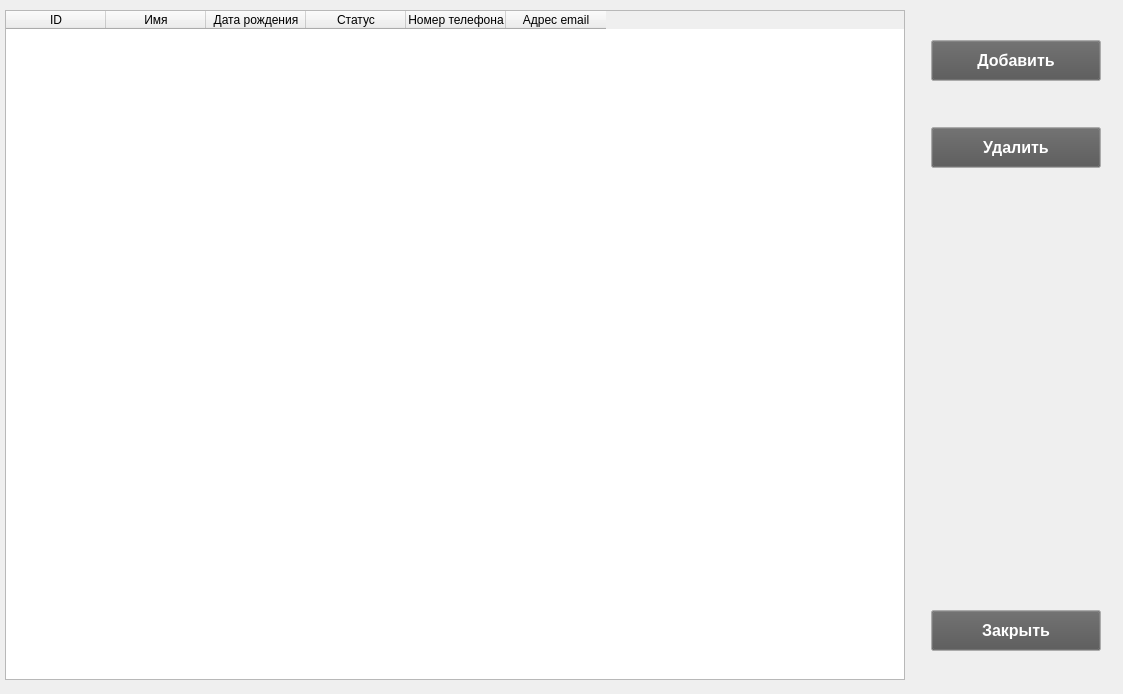
Qt form usertablewidget.ui (RocketBunny727/CarSharring) before a commit.
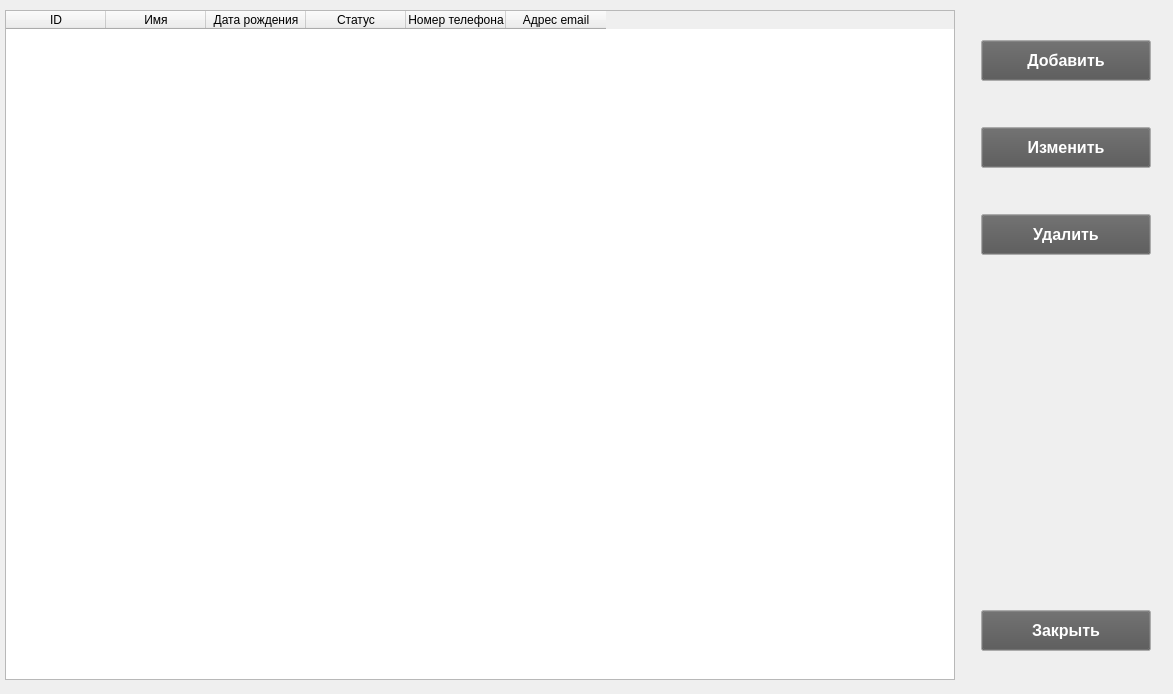
The same form after that commit.

Diff of the .ui file:
```diff
--- a/usertablewidget.ui
+++ b/usertablewidget.ui
@@ -6,7 +6,7 @@
    <rect>
     <x>0</x>
     <y>0</y>
-    <width>1123</width>
+    <width>1173</width>
     <height>694</height>
    </rect>
   </property>
@@ -18,7 +18,7 @@
     <rect>
      <x>0</x>
      <y>0</y>
-     <width>1122</width>
+     <width>1172</width>
      <height>691</height>
     </rect>
    </property>
@@ -33,7 +33,7 @@
       </property>
       <property name="minimumSize">
        <size>
-        <width>900</width>
+        <width>950</width>
         <height>17</height>
        </size>
       </property>
@@ -277,6 +277,126 @@
         </property>
        </spacer>
       </item>
+      <item>
+       <widget class="QPushButton" name="editButton">
+        <property name="sizePolicy">
+         <sizepolicy hsizetype="Fixed" vsizetype="Fixed">
+          <horstretch>0</horstretch>
+          <verstretch>0</verstretch>
+         </sizepolicy>
+        </property>
+        <property name="minimumSize">
+         <size>
+          <width>170</width>
+          <height>41</height>
+         </size>
+        </property>
+        <property name="maximumSize">
+         <size>
+          <width>150</width>
+          <height>16777215</height>
+         </size>
+        </property>
+        <property name="palette">
+         <palette>
+          <active>
+           <colorrole role="WindowText">
+            <brush brushstyle="SolidPattern">
+             <color alpha="255">
+              <red>255</red>
+              <green>255</green>
+              <blue>255</blue>
+             </color>
+            </brush>
+           </colorrole>
+           <colorrole role="Button">
+            <brush brushstyle="SolidPattern">
+             <color alpha="255">
+              <red>84</red>
+              <green>84</green>
+              <blue>84</blue>
+             </color>
+            </brush>
+           </colorrole>
+           <colorrole role="ButtonText">
+            <brush brushstyle="SolidPattern">
+             <color alpha="255">
+              <red>255</red>
+              <green>255</green>
+              <blue>255</blue>
+             </color>
+            </brush>
+           </colorrole>
+          </active>
+          <inactive>
+           <colorrole role="WindowText">
+            <brush brushstyle="SolidPattern">
+             <color alpha="255">
+              <red>255</red>
+              <green>255</green>
+              <blue>255</blue>
+             </color>
+            </brush>
+           </colorrole>
+           <colorrole role="Button">
+            <brush brushstyle="SolidPattern">
+             <color alpha="255">
+              <red>84</red>
+              <green>84</green>
+              <blue>84</blue>
+             </color>
+            </brush>
+           </colorrole>
+           <colorrole role="ButtonText">
+            <brush brushstyle="SolidPattern">
+             <color alpha="255">
+              <red>255</red>
+              <green>255</green>
+              <blue>255</blue>
+             </color>
+            </brush>
+           </colorrole>
+          </inactive>
+          <disabled>
+           <colorrole role="Button">
+            <brush brushstyle="SolidPattern">
+             <color alpha="255">
+              <red>84</red>
+              <green>84</green>
+              <blue>84</blue>
+             </color>
+            </brush>
+           </colorrole>
+          </disabled>
+         </palette>
+        </property>
+        <property name="font">
+         <font>
+          <pointsize>12</pointsize>
+          <bold>true</bold>
+         </font>
+        </property>
+        <property name="text">
+         <string>Изменить</string>
+        </property>
+       </widget>
+      </item>
+      <item>
+       <spacer name="verticalSpacer_5">
+        <property name="orientation">
+         <enum>Qt::Orientation::Vertical</enum>
+        </property>
+        <property name="sizeType">
+         <enum>QSizePolicy::Policy::Fixed</enum>
+        </property>
+        <property name="sizeHint" stdset="0">
+         <size>
+          <width>20</width>
+          <height>40</height>
+         </size>
+        </property>
+       </spacer>
+      </item>
       <item>
        <widget class="QPushButton" name="deleteButton">
         <property name="sizePolicy">
```
Left out of the diff: 4 changed lines with no effect on the pictures.
